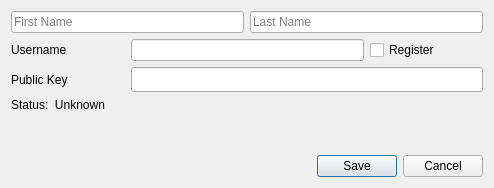
This is AddressBook/NewIdentityDialog.ui in InvictusInnovations/keyhotee as Qt 5 draws it before an edit. The edited form follows.
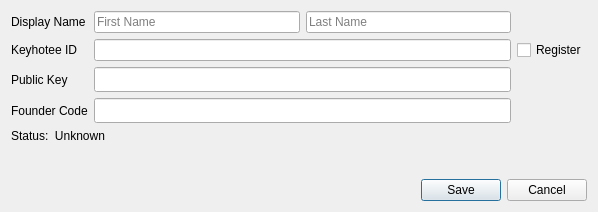
This is the edited form.

Commit message: Founder ID Registration Support

Diff of the .ui file:
```diff
--- a/AddressBook/NewIdentityDialog.ui
+++ b/AddressBook/NewIdentityDialog.ui
@@ -6,22 +6,15 @@
    <rect>
     <x>0</x>
     <y>0</y>
-    <width>494</width>
-    <height>188</height>
+    <width>598</width>
+    <height>212</height>
    </rect>
   </property>
   <property name="windowTitle">
    <string>Dialog</string>
   </property>
   <layout class="QGridLayout" name="gridLayout">
-   <item row="0" column="0" colspan="2">
-    <widget class="QLineEdit" name="firstname">
-     <property name="placeholderText">
-      <string>First Name</string>
-     </property>
-    </widget>
-   </item>
-   <item row="0" column="2" colspan="2">
+   <item row="0" column="2">
     <widget class="QLineEdit" name="lastname">
      <property name="placeholderText">
       <string>Last Name</string>
@@ -31,7 +24,7 @@
    <item row="1" column="0">
     <widget class="QLabel" name="label">
      <property name="text">
-      <string>Username</string>
+      <string>Keyhotee ID</string>
      </property>
     </widget>
    </item>
@@ -48,6 +41,20 @@
      </property>
     </widget>
    </item>
+   <item row="0" column="1">
+    <widget class="QLineEdit" name="firstname">
+     <property name="placeholderText">
+      <string>First Name</string>
+     </property>
+    </widget>
+   </item>
+   <item row="0" column="0">
+    <widget class="QLabel" name="label_4">
+     <property name="text">
+      <string>Display Name</string>
+     </property>
+    </widget>
+   </item>
    <item row="2" column="0">
     <widget class="QLabel" name="label_2">
      <property name="text">
@@ -55,7 +62,20 @@
      </property>
     </widget>
    </item>
-   <item row="2" column="1" colspan="3">
+   <item row="5" column="0">
+    <spacer name="verticalSpacer">
+     <property name="orientation">
+      <enum>Qt::Vertical</enum>
+     </property>
+     <property name="sizeHint" stdset="0">
+      <size>
+       <width>20</width>
+       <height>1</height>
+      </size>
+     </property>
+    </spacer>
+   </item>
+   <item row="2" column="1" colspan="2">
     <widget class="QLineEdit" name="publickey">
      <property name="font">
       <font>
@@ -68,27 +88,31 @@
      </property>
     </widget>
    </item>
-   <item row="3" column="0" colspan="4">
+   <item row="3" column="0">
+    <widget class="QLabel" name="label_3">
+     <property name="text">
+      <string>Founder Code</string>
+     </property>
+    </widget>
+   </item>
+   <item row="3" column="1" colspan="2">
+    <widget class="QLineEdit" name="founder_code">
+     <property name="font">
+      <font>
+       <family>Andale Mono</family>
+       <pointsize>10</pointsize>
+      </font>
+     </property>
+    </widget>
+   </item>
+   <item row="4" column="0" colspan="4">
     <widget class="QLabel" name="status_label">
      <property name="text">
       <string>Status:  Unknown</string>
      </property>
     </widget>
    </item>
-   <item row="4" column="0">
-    <spacer name="verticalSpacer">
-     <property name="orientation">
-      <enum>Qt::Vertical</enum>
-     </property>
-     <property name="sizeHint" stdset="0">
-      <size>
-       <width>20</width>
-       <height>1</height>
-      </size>
-     </property>
-    </spacer>
-   </item>
-   <item row="5" column="0" colspan="2">
+   <item row="6" column="0" colspan="2">
     <spacer name="horizontalSpacer">
      <property name="orientation">
       <enum>Qt::Horizontal</enum>
@@ -101,7 +125,7 @@
      </property>
     </spacer>
    </item>
-   <item row="5" column="2" colspan="2">
+   <item row="6" column="2" colspan="2">
     <widget class="QDialogButtonBox" name="buttonBox">
      <property name="orientation">
       <enum>Qt::Horizontal</enum>
```
The commit also changes 3 other files.
